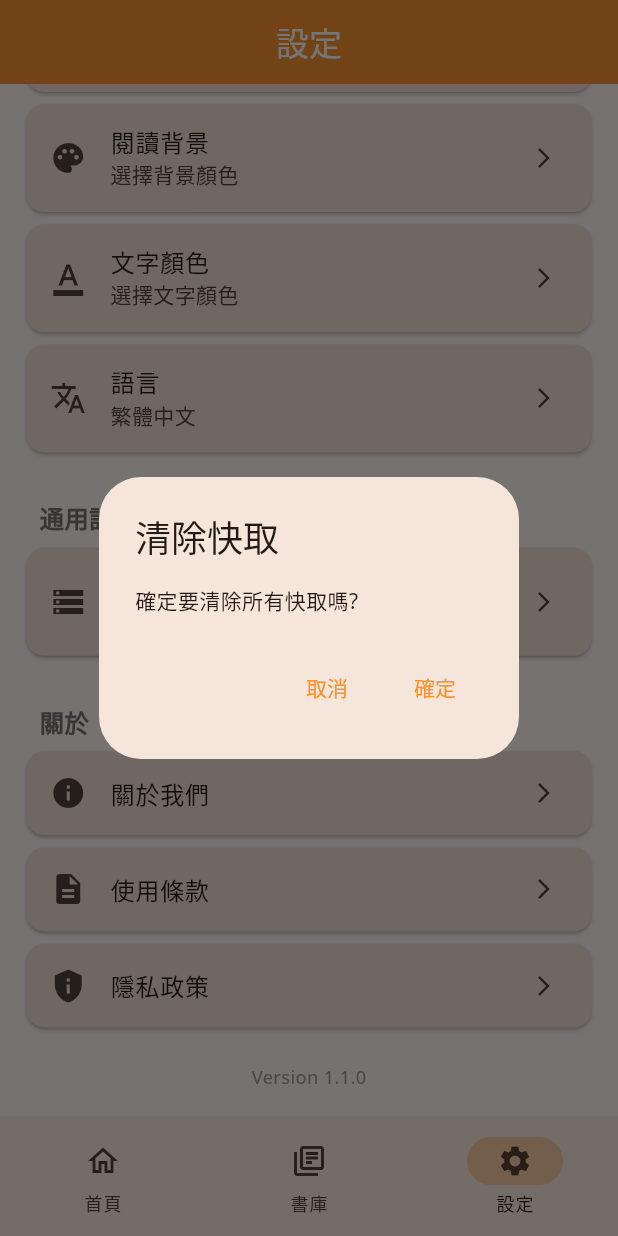
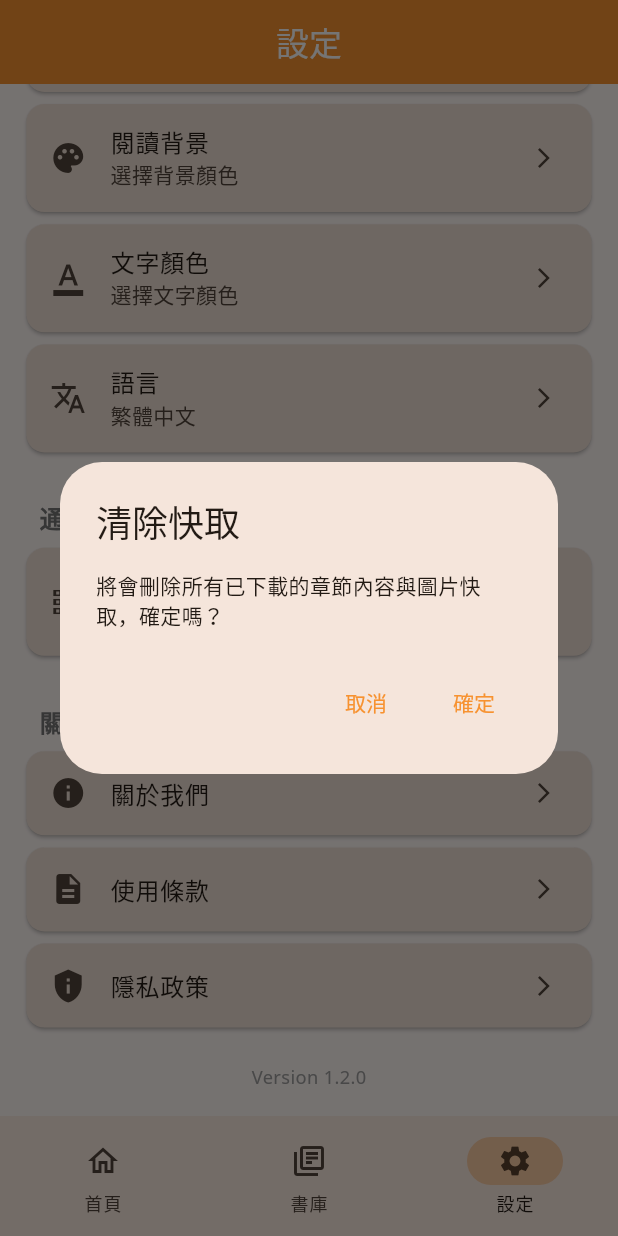
Before and after one commit to ArrnyWei/novelCeos, a Flutter app: the screen it shows after launch, item 3 of the bottom bar chosen, scrolled down 528 dp, after a tap on "清除快取", on a phone screen of 412 x 824 dp. Run offline on Flutter 3.47's test engine with Material 3 defaults, Android fonts, the phone set to English and light mode, and no system bars; our stand-ins replace cached_network_image, flutter_cache_manager, flutter_screenutil, get, get_storage, google_fonts and 4 more; missing offline and left inert: app_tracking_transparency, flutter_inappwebview; accounts and stored records are empty; network calls fail.

Commit message:
feat: v1.2.0 順手週 — 下拉刷新、清快取、預載下一章、三區翻頁
- 首頁加入下拉刷新 (RefreshIndicator + AlwaysScrollableScrollPhysics)
- 設定頁「清除快取」真正生效：清空 content 表 + 圖片快取
- 閱讀器背景預載下一章，切章近乎零延遲
- 閱讀器垂直模式改為左/中/右三區點擊（上一章/設定/下一章）
- 新增 flutter_cache_manager 依賴
- 版號 1.1.0 → 1.2.0

Co-Authored-By: Claude Opus 4.6 <noreply@anthropic.com>

```diff
--- a/lib/pages/home/home_page.dart
+++ b/lib/pages/home/home_page.dart
@@ -55,8 +55,11 @@ class HomePage extends StatelessWidget {
               ),
             );
           }
-          return SingleChildScrollView(
+          return RefreshIndicator(
+            onRefresh: controller.fetchHome,
+            child: SingleChildScrollView(
             controller: controller.scrollController,
+            physics: const AlwaysScrollableScrollPhysics(),
             padding: EdgeInsets.all(16.w),
             child: Column(
               crossAxisAlignment: CrossAxisAlignment.start,
@@ -84,6 +87,7 @@ class HomePage extends StatelessWidget {
                 SizedBox(height: 16.h),
                 _NewNovelList(novels: controller.newNovels),
               ],
+            ),
             ),
           );
         }),
--- a/lib/pages/settings/settings_page.dart
+++ b/lib/pages/settings/settings_page.dart
@@ -1,7 +1,9 @@
 import 'package:flutter/material.dart';
+import 'package:flutter_cache_manager/flutter_cache_manager.dart';
 import 'package:flutter_screenutil/flutter_screenutil.dart';
 import 'package:get/get.dart';
 
+import '../../services/db_helper.dart';
 import '../../services/reading_settings_service.dart';
 import '../../services/subscription_service.dart';
 import 'legal_page.dart';
@@ -207,27 +209,7 @@ class SettingsPage extends StatelessWidget {
               icon: Icons.storage,
               title: '清除快取',
               subtitle: '釋放儲存空間',
-              onTap: () {
-                Get.dialog(
-                  AlertDialog(
-                    title: const Text('清除快取'),
-                    content: const Text('確定要清除所有快取嗎?'),
-                    actions: [
-                      TextButton(
-                        onPressed: () => Get.back(),
-                        child: const Text('取消'),
-                      ),
-                      TextButton(
-                        onPressed: () {
-                          Get.back();
-                          Get.snackbar('成功', '快取已清除');
-                        },
-                        child: const Text('確定'),
-                      ),
-                    ],
-                  ),
-                );
-              },
+              onTap: () => _confirmClearCache(),
             ),
 
             SizedBox(height: 24.h),
@@ -256,7 +238,7 @@ class SettingsPage extends StatelessWidget {
 
             Center(
               child: Text(
-                'Version 1.1.0',
+                'Version 1.2.0',
                 style: TextStyle(fontSize: 12.sp, color: Colors.grey),
               ),
             ),
@@ -264,6 +246,33 @@ class SettingsPage extends StatelessWidget {
         ),
       ),
     );
+  }
+
+  Future<void> _confirmClearCache() async {
+    final confirmed = await Get.dialog<bool>(
+      AlertDialog(
+        title: const Text('清除快取'),
+        content: const Text('將會刪除所有已下載的章節內容與圖片快取，確定嗎？'),
+        actions: [
+          TextButton(
+            onPressed: () => Get.back(result: false),
+            child: const Text('取消'),
+          ),
+          TextButton(
+            onPressed: () => Get.back(result: true),
+            child: const Text('確定'),
+          ),
+        ],
+      ),
+    );
+    if (confirmed != true) return;
+    try {
+      final deleted = await DBHelper.instance.clearAllContent();
+      await DefaultCacheManager().emptyCache();
+      Get.snackbar('完成', '已清除 $deleted 章離線內容與圖片快取');
+    } catch (e) {
+      Get.snackbar('失敗', '清除快取時發生錯誤：$e');
+    }
   }
 
   void _showFontSizeDialog(ReadingSettingsService settings) {
--- a/lib/services/db_helper.dart
+++ b/lib/services/db_helper.dart
@@ -126,6 +126,12 @@ class DBHelper {
     );
   }
 
+  /// Delete all cached chapter content. Used by the settings "clear cache" action.
+  Future<int> clearAllContent() async {
+    final d = await db;
+    return d.delete('content');
+  }
+
   Future<String?> getOfflineContent(int listId) async {
     final d = await db;
     final rows =
--- a/pubspec.yaml
+++ b/pubspec.yaml
@@ -1,7 +1,7 @@
 name: novel_app
 description: A new Flutter project.
 publish_to: 'none'
-version: 1.1.0+2026040501
+version: 1.2.0+2026041501
 
 environment:
   sdk: '>=3.0.0 <4.0.0'
@@ -18,6 +18,7 @@ dependencies:
   sqflite: ^2.3.0
   path_provider: ^2.1.0
   cached_network_image: ^3.3.0
+  flutter_cache_manager: ^3.3.1
   get_storage: ^2.1.1
   shimmer: ^3.0.0
   in_app_purchase: ^3.2.0
```
Also changed, not shown: lib/pages/reader/reader_controller.dart (+42 -14 lines), lib/pages/reader/reader_page.dart (+5 -2 lines), pubspec.lock, 1 other file.
